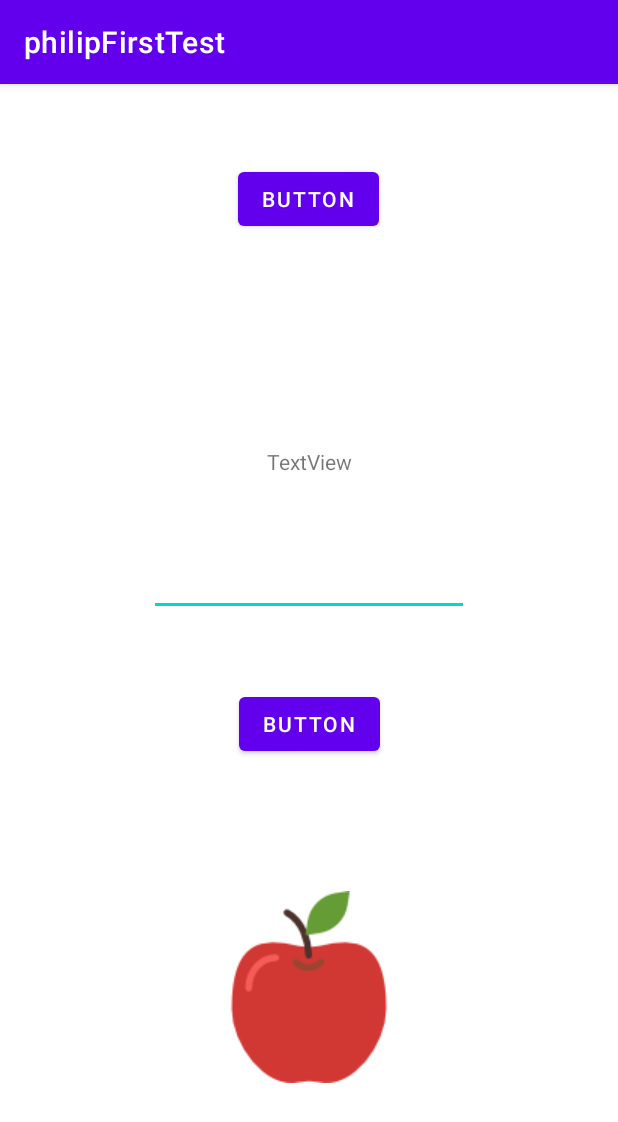
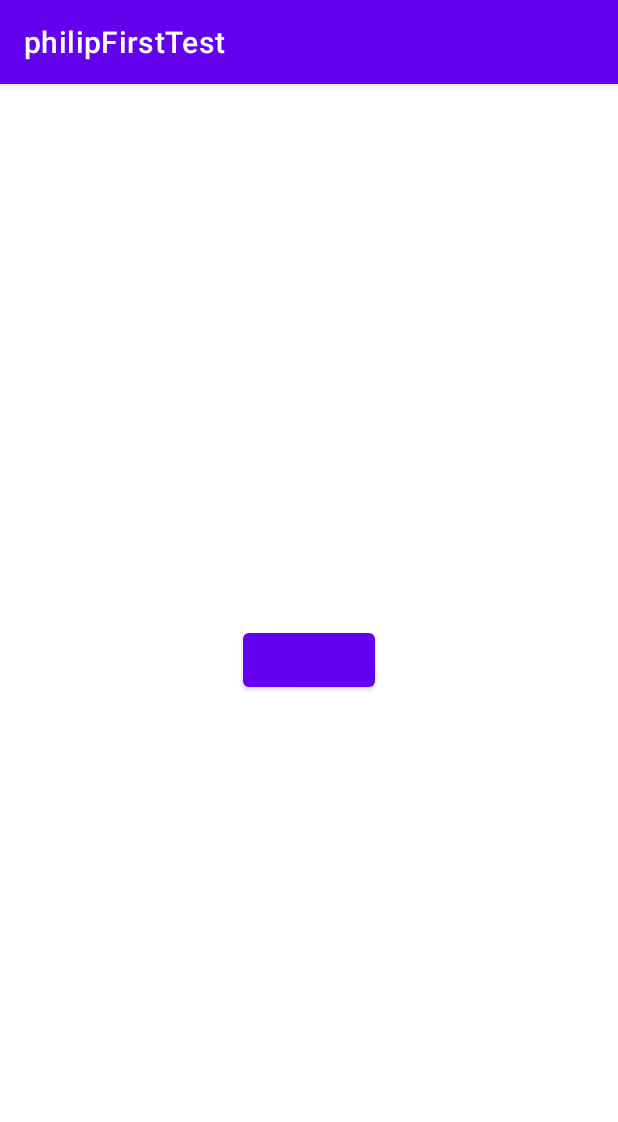
Before and after one commit to MahhmoudRefat/AndroidTest, an Android app: the screen it shows after launch (MainActivity), on a phone screen of 412 x 824 dp. Shown: the top 1122 px of the screen. Run offline under Robolectric (Android 15) with nearby library versions, the phone set to English and light mode, and no system bars.

```diff
--- a/app/src/main/AndroidManifest.xml
+++ b/app/src/main/AndroidManifest.xml
@@ -1,7 +1,10 @@
 <?xml version="1.0" encoding="utf-8"?>
 <manifest xmlns:android="http://schemas.android.com/apk/res/android"
     xmlns:tools="http://schemas.android.com/tools">
-
+    <uses-permission android:name="android.permission.INTERNET"/>
+    <uses-permission android:name="android.permission.ACCESS_COARSE_LOCATION"/>
+    <uses-permission android:name="android.permission.ACCESS_BACKGROUND_LOCATION"/>
+    <uses-permission android:name="android.permission.WRITE_EXTERNAL_STORAGE"/>
     <application
         android:allowBackup="true"
         android:dataExtractionRules="@xml/data_extraction_rules"
--- a/app/src/main/res/layout/activity_main.xml
+++ b/app/src/main/res/layout/activity_main.xml
@@ -9,60 +9,14 @@
     tools:context=".MainActivity">
 
     <Button
-        android:id="@+id/button"
-        android:layout_width="wrap_content"
-        android:layout_height="wrap_content"
-        android:text="Button"
-        app:layout_constraintBottom_toBottomOf="parent"
-        app:layout_constraintEnd_toEndOf="parent"
-        app:layout_constraintHorizontal_bias="0.498"
-        app:layout_constraintStart_toStartOf="parent"
-        app:layout_constraintTop_toTopOf="parent"
-        app:layout_constraintVertical_bias="0.054" />
-
-    <Button
-        android:id="@+id/button2"
-        android:layout_width="wrap_content"
-        android:layout_height="wrap_content"
-        android:text="Button"
-        app:layout_constraintBottom_toBottomOf="parent"
-        app:layout_constraintEnd_toEndOf="parent"
-        app:layout_constraintStart_toStartOf="parent"
-        app:layout_constraintTop_toBottomOf="@+id/button" />
-
-    <TextView
-        android:id="@+id/textView"
-        android:layout_width="wrap_content"
-        android:layout_height="wrap_content"
-        android:text="TextView"
-        app:layout_constraintBottom_toTopOf="@+id/button2"
-        app:layout_constraintEnd_toEndOf="parent"
-        app:layout_constraintStart_toStartOf="parent"
-        app:layout_constraintTop_toBottomOf="@+id/button" />
-
-    <EditText
-        android:id="@+id/editTextPhone"
-        android:layout_width="wrap_content"
-        android:layout_height="wrap_content"
-        android:ems="10"
-        android:inputType="phone"
-        app:layout_constraintBottom_toTopOf="@+id/button2"
-        app:layout_constraintEnd_toEndOf="parent"
-        app:layout_constraintStart_toStartOf="parent"
-        app:layout_constraintTop_toBottomOf="@+id/textView" />
-
-    <ImageView
-        android:id="@+id/imageView3"
+        android:id="@+id/btnrequest"
         android:layout_width="wrap_content"
         android:layout_height="wrap_content"
         app:layout_constraintBottom_toBottomOf="parent"
         app:layout_constraintEnd_toEndOf="parent"
         app:layout_constraintStart_toStartOf="parent"
-        app:layout_constraintTop_toBottomOf="@+id/button2"
-        app:srcCompat="@drawable/apple" />
-
-</androidx.constraintlayout.widget.ConstraintLayout>
-    <!--
+        app:layout_constraintTop_toTopOf="parent" />
+</androidx.constraintlayout.widget.ConstraintLayout><!--
         <TextView
             android:id="@+id/tvShow"
             android:layout_width="wrap_content"
```
Also changed, not shown: app/src/main/java/com/cobra/philipfirsttest/MainActivity.kt (+56 -2 lines).
